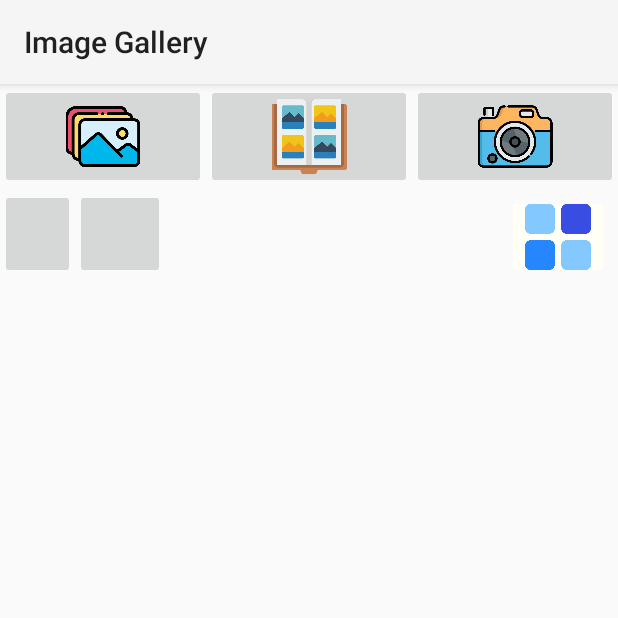
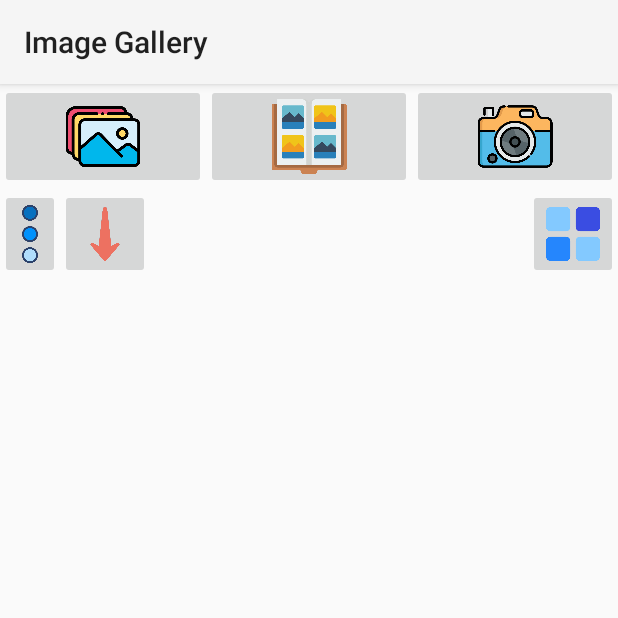
Before and after one commit to JackShinigami/ImageGallery, an Android app: the screen it shows after launch (MainActivity), after a tap on an icon or button, on a phone screen of 412 x 824 dp, the top half of it. Run offline under Robolectric (Android 15) with nearby library versions, the phone set to English and light mode, and no system bars.

Commit message:
Update UI

```diff
--- a/app/src/main/java/com/example/imagegallery/ImageFragment.java
+++ b/app/src/main/java/com/example/imagegallery/ImageFragment.java
@@ -7,6 +7,7 @@ import androidx.recyclerview.widget.DividerItemDecoration;
 import androidx.recyclerview.widget.GridLayoutManager;
 import androidx.recyclerview.widget.RecyclerView;
 
+import android.util.Log;
 import android.view.LayoutInflater;
 import android.view.MenuItem;
 import android.view.View;
@@ -103,6 +104,7 @@ public class ImageFragment extends Fragment {
                         ImageObject.sortByDate(images, ascending);
                     else if(SortType.NAME == sortType)
                         ImageObject.sortByFileName(images, ascending);
+                    btnSort.setImageResource(R.drawable.arrowup);
                 }
                 else {
                     ascending = true;
@@ -110,11 +112,17 @@ public class ImageFragment extends Fragment {
                         ImageObject.sortByDate(images, ascending);
                     else if(SortType.NAME == sortType)
                         ImageObject.sortByFileName(images, ascending);
+                    btnSort.setImageResource(R.drawable.arrowdown);
                 }
 
                 adapter.notifyDataSetChanged();
             }
         });
+
+        if(ascending)
+            btnSort.setImageResource(R.drawable.arrowdown);
+        else
+            btnSort.setImageResource(R.drawable.arrowup);
 
         btnChangeGrid = imageFragment.findViewById(R.id.btnChangeGrid);
         btnChangeGrid.setOnClickListener(new View.OnClickListener() {
--- a/app/src/main/res/layout/fragment_image.xml
+++ b/app/src/main/res/layout/fragment_image.xml
@@ -14,11 +14,6 @@
             android:layout_width="60dp"
             android:layout_height="60dp"
             android:layout_alignParentEnd="true"
-            android:layout_marginStart="10dp"
-            android:layout_marginTop="10dp"
-            android:layout_marginEnd="10dp"
-            android:layout_marginBottom="10dp"
-            android:background="#FFFFF5"
             android:scaleType="fitCenter"
             android:src="@drawable/grid" />
 
@@ -26,11 +21,15 @@
             android:layout_width="60dp"
             android:layout_height="60dp"
             android:id="@+id/btnSort"
+            android:src="@drawable/arrowdown"
+            android:scaleType="fitCenter"
             android:layout_toEndOf="@+id/btnOptions"/>
         <ImageButton
-            android:layout_width="50dp"
+            android:layout_width="40dp"
             android:layout_height="60dp"
             android:id="@+id/btnOptions"
+            android:src="@drawable/option"
+            android:scaleType="fitCenter"
             />
 
     </RelativeLayout>
```
Also changed, not shown: app/src/main/res/drawable/arrowdown.png (added), app/src/main/res/drawable/arrowup.png (added), app/src/main/res/drawable/option.png (added).
